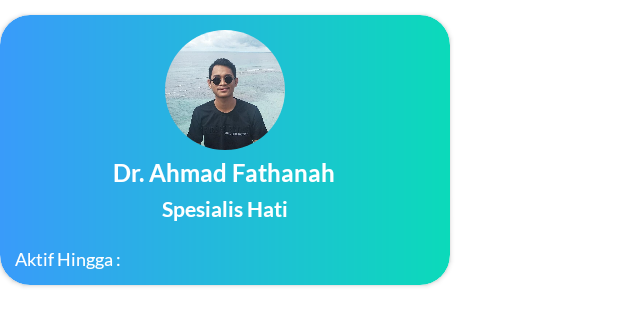
After one commit to C22-PS015-Capstone-Bangkit-2022/Sehatin-Mobile, an Android app: the layout item_doctor_active_session.xml on its own in the app's theme, with its tools: preview values and no code run, on a phone screen of 412 x 824 dp. The commit adds this screen. Shown: the top 326 px of the screen. Run offline under Robolectric (Android 15) with nearby library versions, the light colour scheme and no system bars.

Commit message:
create active session layout

```diff
--- a/app/src/main/java/com/app/sehatin/ui/activities/main/fragments/content/fragments/consultation/ConsultationFragment.kt
+++ b/app/src/main/java/com/app/sehatin/ui/activities/main/fragments/content/fragments/consultation/ConsultationFragment.kt
@@ -59,10 +59,10 @@ class ConsultationFragment : Fragment() {
     private fun showLoading(isLoading: Boolean) = with(binding) {
         if(isLoading) {
             progressBar.visibility = View.VISIBLE
-            rvListDoctor.visibility = View.GONE
+            contentLayout.visibility = View.GONE
         } else {
             progressBar.visibility = View.GONE
-            rvListDoctor.visibility = View.VISIBLE
+            contentLayout.visibility = View.VISIBLE
         }
     }
 
--- /dev/null
+++ b/app/src/main/res/drawable/active_session_background.xml
@@ -0,0 +1,9 @@
+<?xml version="1.0" encoding="utf-8"?>
+<shape xmlns:android="http://schemas.android.com/apk/res/android" android:shape="rectangle">
+
+    <corners android:radius="@dimen/maxCornerRadius"/>
+    <gradient
+        android:startColor="@color/primary"
+        android:endColor="#0BDABA"/>
+
+</shape>
--- /dev/null
+++ b/app/src/main/res/layout/item_doctor_active_session.xml
@@ -0,0 +1,67 @@
+<?xml version="1.0" encoding="utf-8"?>
+<androidx.cardview.widget.CardView xmlns:android="http://schemas.android.com/apk/res/android"
+    xmlns:app="http://schemas.android.com/apk/res-auto"
+    xmlns:tools="http://schemas.android.com/tools"
+    android:layout_width="wrap_content"
+    android:layout_height="wrap_content"
+    android:layout_marginTop="@dimen/postMargin"
+    android:layout_marginEnd="@dimen/horizontalMargin"
+    android:layout_marginBottom="@dimen/postMargin"
+    app:cardCornerRadius="@dimen/maxCornerRadius">
+
+    <RelativeLayout
+        android:layout_width="300dp"
+        android:layout_height="180dp"
+        android:background="@drawable/active_session_background"
+        android:orientation="vertical"
+        android:padding="@dimen/postMargin">
+
+        <de.hdodenhof.circleimageview.CircleImageView
+            android:id="@+id/doctorImage"
+            android:layout_width="@dimen/normalUserImageSize"
+            android:layout_height="@dimen/normalUserImageSize"
+            android:layout_centerHorizontal="true"
+            android:scaleType="centerCrop"
+            android:src="@drawable/mamad"
+            app:layout_constraintEnd_toEndOf="parent"
+            app:layout_constraintStart_toStartOf="parent"
+            app:layout_constraintTop_toTopOf="parent" />
+
+        <TextView
+            android:id="@+id/doctorName"
+            style="@style/font_bold"
+            android:layout_width="wrap_content"
+            android:layout_height="wrap_content"
+            android:layout_below="@id/doctorImage"
+            android:layout_centerHorizontal="true"
+            android:layout_gravity="center_horizontal"
+            android:layout_marginTop="5dp"
+            android:textColor="@color/white"
+            android:textSize="@dimen/semiBigTextSize"
+            tools:text="Dr. Ahmad Fathanah" />
+
+        <TextView
+            android:id="@+id/doctorSpecialist"
+            style="@style/font_bold"
+            android:layout_width="wrap_content"
+            android:layout_height="wrap_content"
+            android:layout_below="@id/doctorName"
+            android:layout_centerHorizontal="true"
+            android:layout_gravity="center_horizontal"
+            android:layout_marginTop="5dp"
+            android:textColor="@color/white"
+            android:textSize="@dimen/normalTextSize"
+            tools:text="Spesialis Hati" />
+
+        <TextView
+            android:id="@+id/sessionTime"
+            style="@style/font_regular"
+            android:layout_width="wrap_content"
+            android:layout_height="wrap_content"
+            android:layout_alignParentBottom="true"
+            android:text="@string/aktif_hingga"
+            android:textColor="@color/white"
+            android:textSize="@dimen/subTextSize" />
+    </RelativeLayout>
+
+</androidx.cardview.widget.CardView>
--- a/app/src/main/res/values/strings.xml
+++ b/app/src/main/res/values/strings.xml
@@ -106,4 +106,7 @@
     <string name="transaksi_batal">Transaction Canceled</string>
     <string name="transaksi_gagal">Transaction Failed</string>
     <string name="transaksi_pending">Transaction Pending</string>
+    <string name="rekomendasi_dokter">Rekomendasi Dokter</string>
+    <string name="sesi_aktif">Sesi Aktif</string>
+    <string name="aktif_hingga">Aktif Hingga :</string>
 </resources>
```
Also changed, not shown: app/src/main/res/layout/fragment_consultation.xml (+60 -6 lines).
